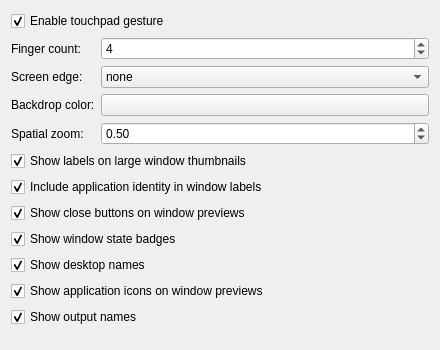
Above: packaging/kwin-effect/contents/ui/config.ui from kontonkara/driftile before the change. Below: the same form after it.
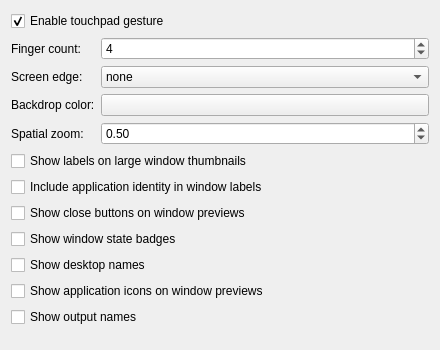
That is the form after the change. Custom widgets are drawn as their Qt base class.

Patch:
```diff
--- a/packaging/kwin-effect/contents/ui/config.ui
+++ b/packaging/kwin-effect/contents/ui/config.ui
@@ -183,7 +183,7 @@
       <string>Show a compact caption footer on large window thumbnails. Tab and minimized window labels remain visible.</string>
      </property>
      <property name="checked">
-      <bool>true</bool>
+      <bool>false</bool>
      </property>
     </widget>
    </item>
@@ -196,7 +196,7 @@
       <string>Use the application identity as a caption fallback and, when available, as secondary thumbnail text.</string>
      </property>
      <property name="checked">
-      <bool>true</bool>
+      <bool>false</bool>
      </property>
     </widget>
    </item>
@@ -209,7 +209,7 @@
       <string>Show a close button when a window thumbnail, tab, or minimized placeholder is hovered or selected from the keyboard.</string>
      </property>
      <property name="checked">
-      <bool>true</bool>
+      <bool>false</bool>
      </property>
     </widget>
    </item>
@@ -222,7 +222,7 @@
       <string>Show the active fullscreen, maximized, or floating state on selected window previews.</string>
      </property>
      <property name="checked">
-      <bool>true</bool>
+      <bool>false</bool>
      </property>
     </widget>
    </item>
@@ -235,7 +235,7 @@
       <string>Show the desktop name next to its number when the card has enough space.</string>
      </property>
      <property name="checked">
-      <bool>true</bool>
+      <bool>false</bool>
      </property>
     </widget>
    </item>
@@ -248,7 +248,7 @@
       <string>Show an application icon on each window preview when one is available.</string>
      </property>
      <property name="checked">
-      <bool>true</bool>
+      <bool>false</bool>
      </property>
     </widget>
    </item>
@@ -261,7 +261,7 @@
       <string>Identify each output in multi-output overviews.</string>
      </property>
      <property name="checked">
-      <bool>true</bool>
+      <bool>false</bool>
      </property>
     </widget>
    </item>
```
Left out of the diff: 12 changed lines with no effect on the pictures.
